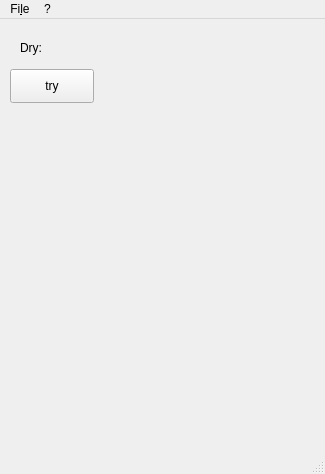
Old version of the form qdhrystonewidget.ui in the repository teknoraver/qdhrystone.
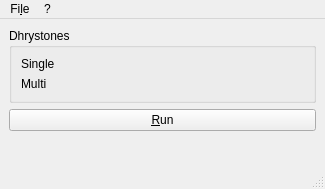
New version of the form. Icons and pictures are not drawn.

Commit message: run dhry

Patch:
```diff
--- a/qdhrystonewidget.ui
+++ b/qdhrystonewidget.ui
@@ -7,7 +7,7 @@
     <x>0</x>
     <y>0</y>
     <width>325</width>
-    <height>474</height>
+    <height>189</height>
    </rect>
   </property>
   <property name="windowTitle">
@@ -18,32 +18,52 @@
     <normaloff>:/imgs/qdhrystone.png</normaloff>:/imgs/qdhrystone.png</iconset>
   </property>
   <widget class="QWidget" name="centralwidget">
+   <layout class="QFormLayout" name="formLayout_2">
+    <item row="0" column="0" colspan="2">
+     <widget class="QGroupBox" name="groupBox">
+      <property name="title">
+       <string>Dhrystones</string>
+      </property>
+      <layout class="QGridLayout" name="gridLayout">
+       <item row="0" column="0">
+        <widget class="QLabel" name="label">
+         <property name="text">
+          <string>Single</string>
+         </property>
+        </widget>
+       </item>
+       <item row="0" column="1">
    <widget class="QLabel" name="sresult">
-    <property name="geometry">
-     <rect>
-      <x>20</x>
-      <y>20</y>
-      <width>57</width>
-      <height>18</height>
-     </rect>
-    </property>
+         <property name="text">
+          <string/>
+         </property>
+        </widget>
+       </item>
+       <item row="1" column="0">
+        <widget class="QLabel" name="label_2">
     <property name="text">
-     <string>Dry:</string>
-    </property>
-   </widget>
+          <string>Multi</string>
+         </property>
+        </widget>
+       </item>
+       <item row="1" column="1">
+        <widget class="QLabel" name="mresult">
+         <property name="text">
+          <string/>
+         </property>
+        </widget>
+       </item>
+      </layout>
+     </widget>
+    </item>
+    <item row="1" column="0" colspan="2">
    <widget class="QPushButton" name="start">
-    <property name="geometry">
-     <rect>
-      <x>10</x>
-      <y>50</y>
-      <width>84</width>
-      <height>34</height>
-     </rect>
-    </property>
     <property name="text">
-     <string>try</string>
-    </property>
-   </widget>
+       <string>&amp;Run</string>
+      </property>
+     </widget>
+    </item>
+   </layout>
   </widget>
   <widget class="QMenuBar" name="menubar">
    <property name="geometry">
```
Lines whose indentation alone changed are shown as unchanged. The commit also changes 2 other files.
